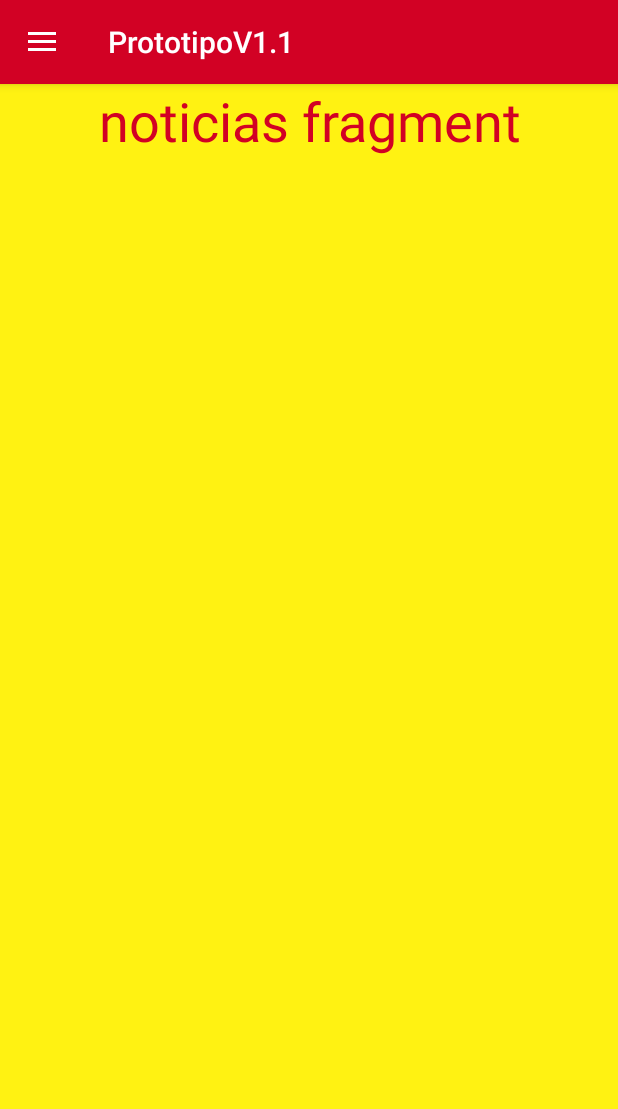
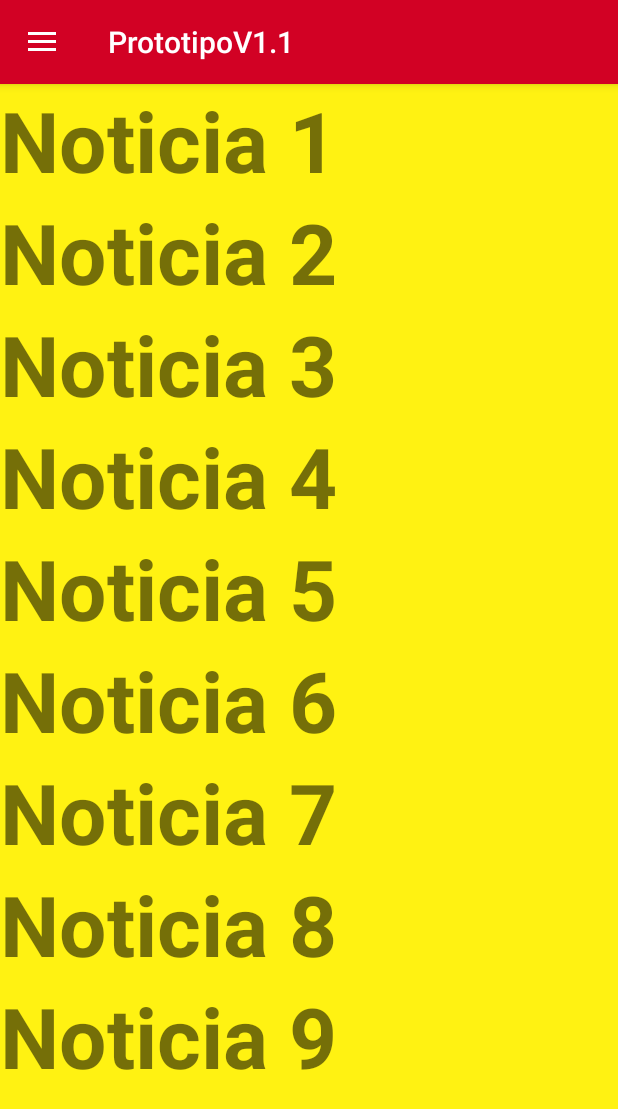
Before and after one commit to Trypion/PrototipoV2.0, an Android app: the screen it shows after launch (MainActivity), on a phone screen of 412 x 824 dp. Shown: the top 1109 px of the screen. Run offline under Robolectric (Android 15) with nearby library versions, the phone set to English and light mode, and no system bars.

Commit message:
recyler view noticia

```diff
--- a/app/build.gradle
+++ b/app/build.gradle
@@ -23,6 +23,7 @@ dependencies {
     implementation fileTree(dir: 'libs', include: ['*.jar'])
     implementation 'androidx.appcompat:appcompat:1.1.0'
     implementation 'androidx.constraintlayout:constraintlayout:1.1.3'
+    implementation 'androidx.recyclerview:recyclerview:1.0.0'
     implementation 'com.google.android.material:material:1.0.0'
     implementation 'androidx.navigation:navigation-fragment:2.1.0'
     implementation 'androidx.navigation:navigation-ui:2.1.0'
--- a/app/src/main/java/com/example/prototipov11/MainActivity.java
+++ b/app/src/main/java/com/example/prototipov11/MainActivity.java
@@ -6,6 +6,8 @@ import androidx.appcompat.app.AppCompatActivity;
 import androidx.appcompat.widget.Toolbar;
 import androidx.core.view.GravityCompat;
 import androidx.drawerlayout.widget.DrawerLayout;
+import androidx.recyclerview.widget.LinearLayoutManager;
+import androidx.recyclerview.widget.RecyclerView;
 
 import android.os.Bundle;
 import android.view.MenuItem;
@@ -39,6 +41,7 @@ public class MainActivity extends AppCompatActivity implements NavigationView.On
             navigationView.setCheckedItem(R.id.nav_noticia);
         }
     }
+
 
     @Override
     public boolean onNavigationItemSelected(@NonNull MenuItem menuItem) {
--- a/app/src/main/java/com/example/prototipov11/NoticiasFragment.java
+++ b/app/src/main/java/com/example/prototipov11/NoticiasFragment.java
@@ -8,12 +8,28 @@ import android.view.ViewGroup;
 import androidx.annotation.NonNull;
 import androidx.annotation.Nullable;
 import androidx.fragment.app.Fragment;
+import androidx.recyclerview.widget.LinearLayoutManager;
+import androidx.recyclerview.widget.RecyclerView;
 
 public class NoticiasFragment extends Fragment {
+
+    public String[] myDataset = {"Noticia 1","Noticia 2","Noticia 3","Noticia 4","Noticia 5","Noticia 6", "Noticia 7","Noticia 8","Noticia 9"};
 
     @Nullable
     @Override
     public View onCreateView(@NonNull LayoutInflater inflater, @Nullable ViewGroup container, @Nullable Bundle savedInstanceState) {
-        return inflater.inflate(R.layout.noticias_fragment, container, false);
+
+        View view = inflater.inflate(R.layout.noticias_fragment, container, false);
+
+        RecyclerView recyclerView = view.findViewById(R.id.recycler_view);
+        recyclerView.setLayoutManager(new LinearLayoutManager(getContext()));
+        recyclerView.setHasFixedSize(true);
+
+        RecyclerAdapter adapter = new RecyclerAdapter(myDataset);
+        recyclerView.setAdapter(adapter);
+
+        return view;
     }
+
+
 }
--- /dev/null
+++ b/app/src/main/java/com/example/prototipov11/RecyclerAdapter.java
@@ -0,0 +1,46 @@
+package com.example.prototipov11;
+
+import android.view.LayoutInflater;
+import android.view.View;
+import android.view.ViewGroup;
+import android.widget.TextView;
+
+import androidx.annotation.NonNull;
+import androidx.recyclerview.widget.RecyclerView;
+
+
+public class RecyclerAdapter extends RecyclerView.Adapter<RecyclerAdapter.MyViewHolder> {
+    private String[] mDataset;
+
+    public RecyclerAdapter(String[] myDataset){
+        mDataset = myDataset;
+    }
+
+    @NonNull
+    @Override
+    public MyViewHolder onCreateViewHolder(@NonNull ViewGroup parent, int viewType) {
+        View itemView = LayoutInflater.from(parent.getContext()).inflate(R.layout.noticia_recycler, parent, false);
+
+        return new MyViewHolder(itemView);
+    }
+
+    @Override
+    public void onBindViewHolder(@NonNull MyViewHolder holder, int position) {
+        holder.textView.setText(mDataset[position]);
+    }
+
+    @Override
+    public int getItemCount() {
+        return mDataset.length;
+    }
+
+    public static class MyViewHolder extends RecyclerView.ViewHolder {
+        public TextView textView;
+        public MyViewHolder(View itemView){
+            super(itemView);
+            textView = itemView.findViewById(R.id.my_text_view);
+        }
+    }
+
+
+}
--- /dev/null
+++ b/app/src/main/res/layout/noticia_recycler.xml
@@ -0,0 +1,16 @@
+<?xml version="1.0" encoding="utf-8"?>
+<LinearLayout xmlns:android="http://schemas.android.com/apk/res/android"
+    android:id="@+id/cards"
+    android:orientation="vertical"
+    android:layout_width="match_parent"
+    android:layout_height="wrap_content">
+
+    <TextView
+        android:id="@+id/my_text_view"
+        android:layout_width="match_parent"
+        android:layout_height="wrap_content"
+        android:textSize="56sp"
+        android:textStyle="bold"
+        android:text="Text"/>
+
+</LinearLayout>
--- a/app/src/main/res/layout/noticias_fragment.xml
+++ b/app/src/main/res/layout/noticias_fragment.xml
@@ -1,16 +1,14 @@
 <?xml version="1.0" encoding="utf-8"?>
-<LinearLayout xmlns:android="http://schemas.android.com/apk/res/android"
+<androidx.coordinatorlayout.widget.CoordinatorLayout xmlns:android="http://schemas.android.com/apk/res/android"
     android:layout_width="match_parent"
     android:layout_height="match_parent"
-    android:background="@color/colorSecundary"
-    android:orientation="vertical">
+    xmlns:tools="http://schemas.android.com/tools"
+    android:background="@color/colorSecundary">
 
-    <TextView
+    <androidx.recyclerview.widget.RecyclerView
         android:layout_width="match_parent"
-        android:layout_height="wrap_content"
-        android:text="noticias fragment"
-        android:textAlignment="center"
-        android:textColor="@color/colorPrimary"
-        android:textSize="36dp" />
+        android:layout_height="match_parent"
+        android:id="@+id/recycler_view"
+        tools:listitem="@layout/noticia_recycler"/>
 
-</LinearLayout>
+</androidx.coordinatorlayout.widget.CoordinatorLayout>
```
